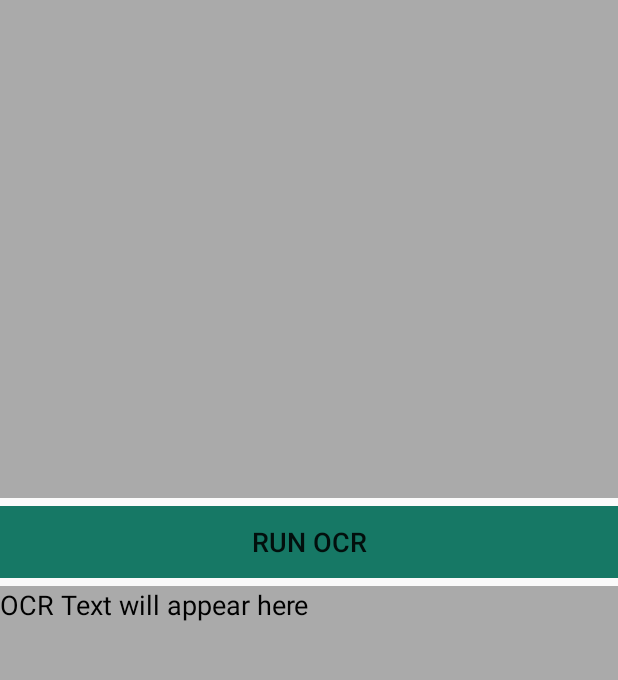
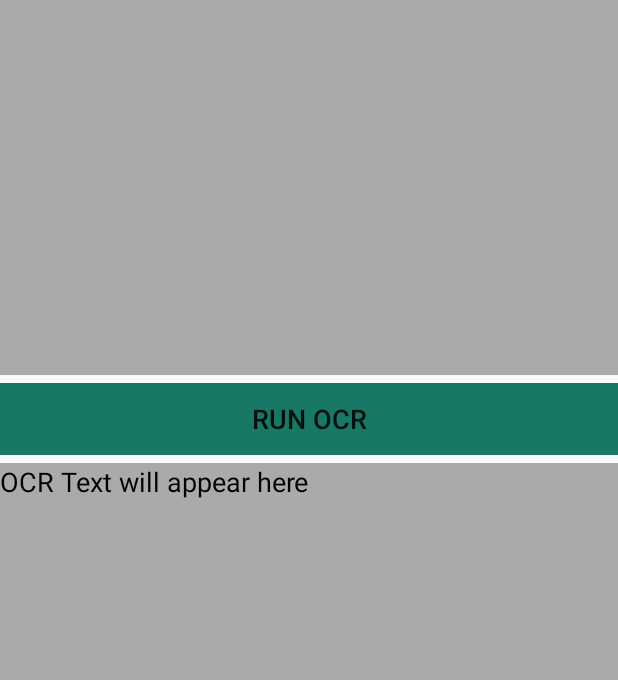
Before and after one commit to Happyandhappy/MyOCR, an Android app: the screen it shows after launch (MainActivity), on a phone screen of 412 x 824 dp, the part 84-764 px from its top. Run offline under Robolectric (Android 15) with nearby library versions, the phone set to English and light mode, and no system bars; libraries missing offline, so code that uses them is left out: com.googlecode.tesseract; 5 statements that could not run were skipped.

Commit message:
2017/10/17: 4:22:PM

```diff
--- a/app/build.gradle
+++ b/app/build.gradle
@@ -10,6 +10,9 @@ android {
         versionCode 1
         versionName "1.0"
         testInstrumentationRunner "android.support.test.runner.AndroidJUnitRunner"
+        ndk {
+            abiFilters "armeabi-v7a", "x86", "armeabi", "mips"
+        }
     }
     sourceSets.main.jni.srcDirs = []
 
--- a/app/src/main/java/com/imperialsoupgmail/tesseractexample/MainActivity.java
+++ b/app/src/main/java/com/imperialsoupgmail/tesseractexample/MainActivity.java
@@ -52,7 +52,6 @@ public class MainActivity extends AppCompatActivity {
     ImageView imageView;
     Button detect_text_button;
 
-    Mat mat=new Mat();
     static {
         System.loadLibrary("native");
     }
@@ -229,9 +228,11 @@ public class MainActivity extends AppCompatActivity {
         Mat src = new Mat();
         Mat dst = new Mat();
         Utils.bitmapToMat(image,src);
-        Utils.bitmapToMat(image,dst);
+        //Utils.bitmapToMat(image,dst);
         MainActivity.convertGray(src.getNativeObjAddr(),dst.getNativeObjAddr());
         Utils.matToBitmap(dst,image);
+        src.release();
+        dst.release();
         // Tesss func;
         processImage();
     }
--- a/app/src/main/res/layout/activity_main.xml
+++ b/app/src/main/res/layout/activity_main.xml
@@ -10,14 +10,14 @@
 
     <RelativeLayout
         android:layout_width="match_parent"
-        android:layout_height="332dp"
-        android:background="@android:color/darker_gray"
-        android:id="@+id/ImageContainer">
+        android:layout_height="250dp"
+        android:id="@+id/ImageContainer"
+        android:background="@android:color/darker_gray">
         <ImageView
             android:id="@+id/imageView"
             android:layout_width="match_parent"
             android:layout_height="wrap_content"
-            tools:src="@drawable/sam" />
+            tools:src="@drawable/abc" />
     </RelativeLayout>
 
     <Button
```
Also changed, not shown: 7 other files.
